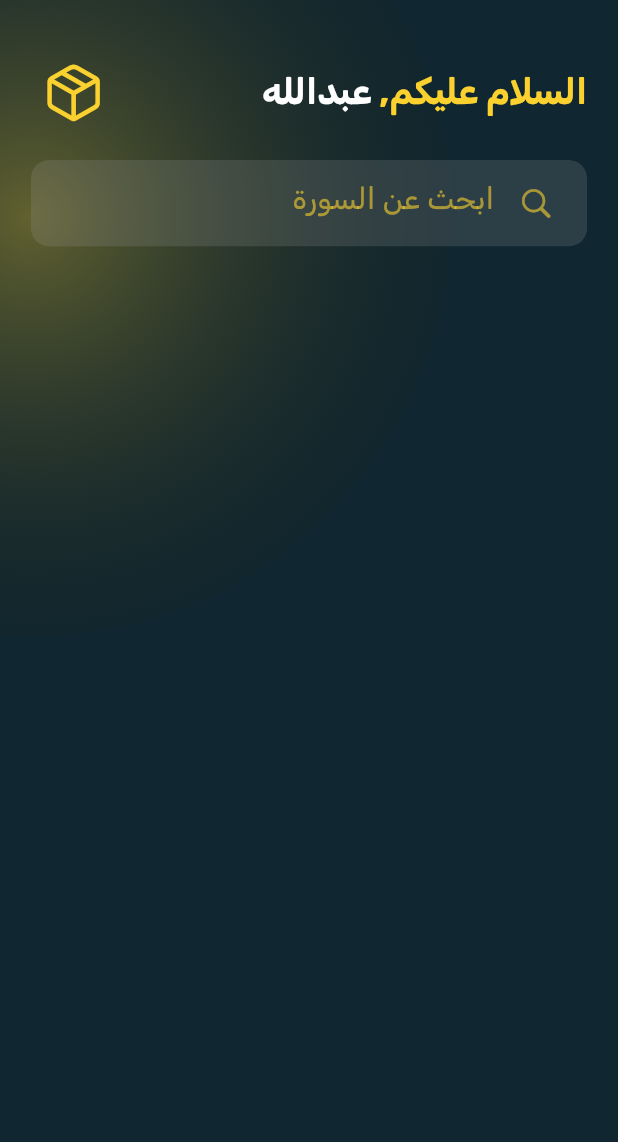
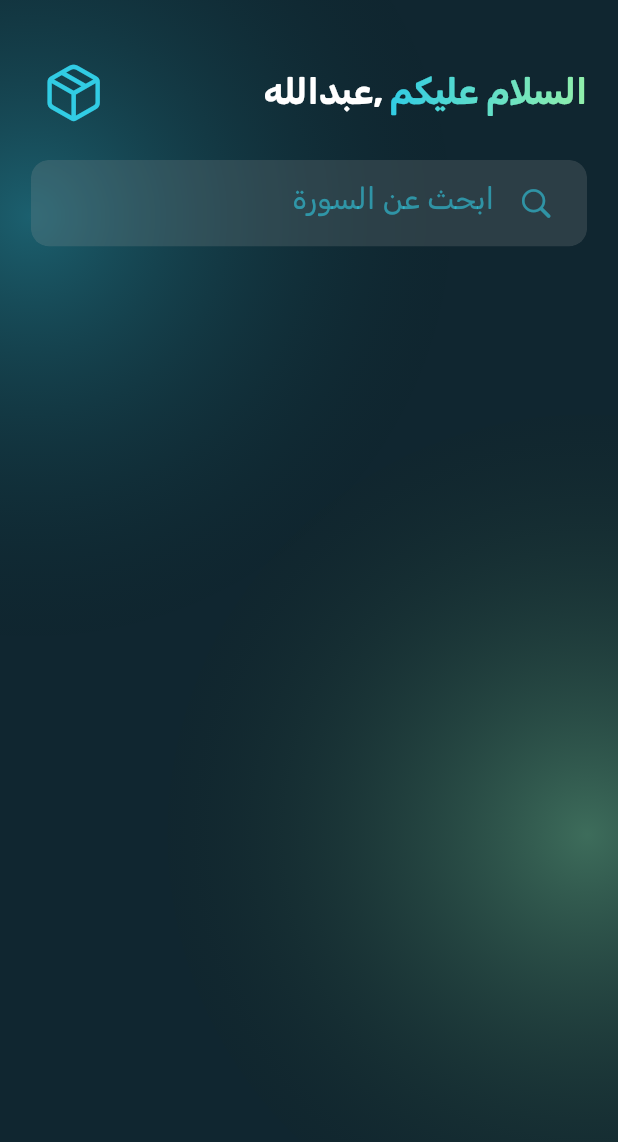
Before and after one commit to M03een/moben, a Flutter app: the screen it shows after launch, on a phone screen of 412 x 824 dp. Shown: the top 1142 px of the screen. Run offline on Flutter 3.47's test engine with Material 3 defaults, Android fonts, the phone set to English and light mode, and no system bars; our stand-ins replace audioplayers, dio, get; network calls fail.

Commit message:
UI improvements

```diff
--- a/lib/controller/audio_controller.dart
+++ b/lib/controller/audio_controller.dart
@@ -1,6 +1,6 @@
 import 'package:audioplayers/audioplayers.dart';
 import 'package:get/get.dart';
-import 'package:moben/utils/surah_audio_id_generation.dart';
+import 'package:moben/utils/helper.dart';
 
 class AudioController extends GetxController {
   var isPlay = false.obs;
--- a/lib/utils/colors.dart
+++ b/lib/utils/colors.dart
@@ -2,6 +2,7 @@ import 'package:flutter/material.dart';
 
 class AppColors {
   static const Color primaryColor = Color(0xFF102630);
-  static const Color accentColor = Color(0xfffad12e);
+  static const Color accentColor = Color(0xff31cce4);
+  static const Color secAccentColor = Color(0xff92f0ab);
   static const Color whiteColor = Colors.white;
 }
--- a/lib/utils/widgets/glow_background.dart
+++ b/lib/utils/widgets/glow_background.dart
@@ -6,7 +6,7 @@ class GlowBackground extends StatelessWidget {
   const GlowBackground({
     super.key,
     required this.child,
-    required this.color,
+    required this.firstColor,
     required this.bottomPosition,
     required this.rightPosition,
     this.lPadding,
@@ -14,12 +14,18 @@ class GlowBackground extends StatelessWidget {
     this.rPadding,
     this.bPadding,
     this.isAnimating = false,
+    this.secColor,
+    this.secBottomPosition,
+    this.secRightPosition,
   });
 
   final Widget child;
-  final Color color;
+  final Color firstColor;
+  final Color? secColor;
   final double bottomPosition;
   final double rightPosition;
+  final double? secBottomPosition;
+  final double? secRightPosition;
   final double? lPadding;
   final double? tPadding;
   final double? rPadding;
@@ -32,9 +38,17 @@ class GlowBackground extends StatelessWidget {
       body: Stack(
         children: [
           GlowContainer(
-            color: color,
+            color: firstColor,
             bottomPosition: bottomPosition,
             rightPosition: rightPosition,
+            isAnimating: isAnimating,
+          ),
+          GlowContainer(
+            color: secColor ?? firstColor,
+            bottomPosition: secBottomPosition ??
+                bottomPosition + (-screenHeight(context) * 0.5),
+            rightPosition: secRightPosition ??
+                rightPosition + (-screenWidth(context) * 0.9),
             isAnimating: isAnimating,
           ),
           Align(
--- /dev/null
+++ b/lib/utils/widgets/gradient_text.dart
@@ -0,0 +1,23 @@
+import 'package:flutter/material.dart';
+
+class GradientText extends StatelessWidget {
+  const GradientText({
+    super.key,
+    required this.text,
+    this.style,
+    required this.gradient,
+  });
+  final String text;
+  final TextStyle? style;
+  final Gradient gradient;
+  @override
+  Widget build(BuildContext context) {
+    return ShaderMask(
+      blendMode: BlendMode.srcIn,
+      shaderCallback: (bounds) => gradient.createShader(
+        Rect.fromLTWH(0, 0, bounds.width, bounds.height),
+      ),
+      child: Text(text, style: style),
+    );
+  }
+}
--- a/lib/view/download_view/download_view.dart
+++ b/lib/view/download_view/download_view.dart
@@ -13,7 +13,7 @@ class DownloadView extends StatelessWidget {
   Widget build(BuildContext context) {
 
     return GlowBackground(
-      color: AppColors.accentColor.withOpacity(0.35),
+      firstColor: AppColors.accentColor.withOpacity(0.35),
       bottomPosition: -screenHeight(context) * 0.4,
       rightPosition: -screenWidth(context) * 0.9,
       child: const DownloadViewBody(),
--- a/lib/view/home_view/home_view.dart
+++ b/lib/view/home_view/home_view.dart
@@ -11,7 +11,8 @@ class HomeView extends StatelessWidget {
   @override
   Widget build(BuildContext context) {
     return GlowBackground(
-      color: AppColors.accentColor.withOpacity(0.35),
+      firstColor: AppColors.accentColor.withOpacity(0.35),
+      secColor: AppColors.secAccentColor.withOpacity(0.35),
       bottomPosition: screenHeight(context) * 0.4,
       rightPosition: screenWidth(context) * 0.1,
       child: const HomeViewBody(),
--- a/lib/view/home_view/widgets/custom_appbar.dart
+++ b/lib/view/home_view/widgets/custom_appbar.dart
@@ -3,6 +3,7 @@ import 'package:flutter/material.dart';
 import 'package:get/get.dart';
 import 'package:moben/utils/app_router.dart';
 import 'package:moben/utils/size_config.dart';
+import 'package:moben/utils/widgets/gradient_text.dart';
 
 import '../../../utils/colors.dart';
 import '../../../utils/styles.dart';
@@ -17,26 +18,26 @@ class CustomAppbar extends StatelessWidget {
     return Row(
       mainAxisAlignment: MainAxisAlignment.spaceBetween,
       children: [
-        RichText(
-          text: TextSpan(children: [
-            TextSpan(
-              text: "${'1'.tr}, ",
-              style: AppStyles.textStyle24.copyWith(
-                color: AppColors.accentColor,
-                fontFamily: 'Rubik',
-              ),
+        Row(
+          children: [
+            const GradientText(
+              text: 'السلام عليكم',
+              gradient: LinearGradient(
+                  colors: [AppColors.accentColor, AppColors.secAccentColor]),
+              style: AppStyles.textStyle24,
             ),
-            TextSpan(
-              text: 'عبدالله',
-              style: AppStyles.textStyle24.copyWith(fontFamily: 'Rubik'),
-            ),
-          ]),
+            (screenWidth(context) * 0.01).sw,
+            const Text(
+              ',عبدالله ',
+              style: AppStyles.textStyle24,
+            )
+          ],
         ),
+
         IconButton(
           onPressed: () {
             Get.toNamed(
               AppRouter.downloadViewPath,
-
             );
           },
           icon: Icon(
--- a/lib/view/play_view/play_view.dart
+++ b/lib/view/play_view/play_view.dart
@@ -11,9 +11,11 @@ class PlayView extends StatelessWidget {
   @override
   Widget build(BuildContext context) {
     return GlowBackground(
-      color: AppColors.accentColor.withOpacity(0.35),
+      firstColor: AppColors.accentColor.withOpacity(0.35),
+      secColor: AppColors.secAccentColor.withOpacity(0.35),
       bottomPosition: screenHeight(context) * 0.6,
       rightPosition: screenWidth(context) * -0.5,
+      secRightPosition: -(screenWidth(context)*0.8),
       tPadding: screenHeight(context) * 0.05,
       isAnimating: true,
       child: PlayViewBody(),
--- a/lib/view/play_view/widgets/play_view_body.dart
+++ b/lib/view/play_view/widgets/play_view_body.dart
@@ -2,7 +2,7 @@ import 'package:flutter/material.dart';
 import 'package:get/get.dart';
 import 'package:moben/controller/audio_controller.dart';
 import 'package:moben/utils/colors.dart';
-import 'package:moben/utils/surah_audio_id_generation.dart';
+import 'package:moben/utils/helper.dart';
 import 'package:moben/view/play_view/widgets/play_view_appbar.dart';
 import 'package:moben/view/play_view/widgets/reader_and_download_widget.dart';
 import 'package:moben/view/play_view/widgets/surah_widget.dart';
```
Also changed, not shown: lib/controller/reader_controller.dart (added, +18 -0 lines), lib/utils/helper.dart (renamed from lib/utils/surah_audio_id_generation.dart, +24 -0 lines), lib/view/play_view/widgets/reader_and_download_widget.dart (+20 -5 lines).
